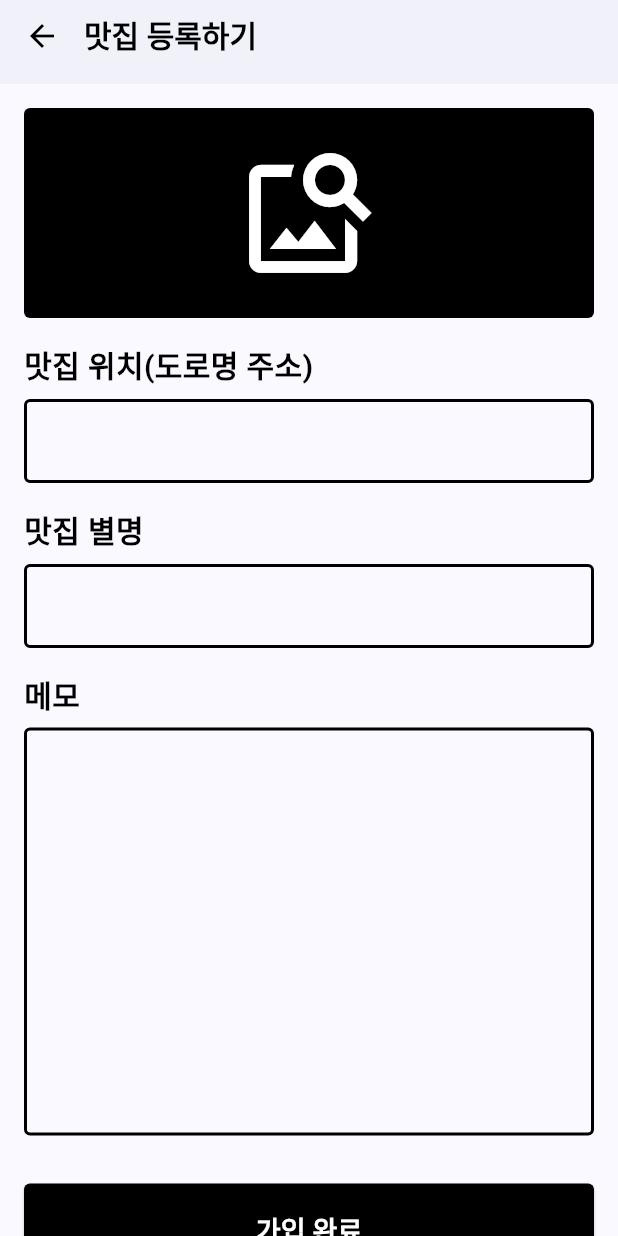
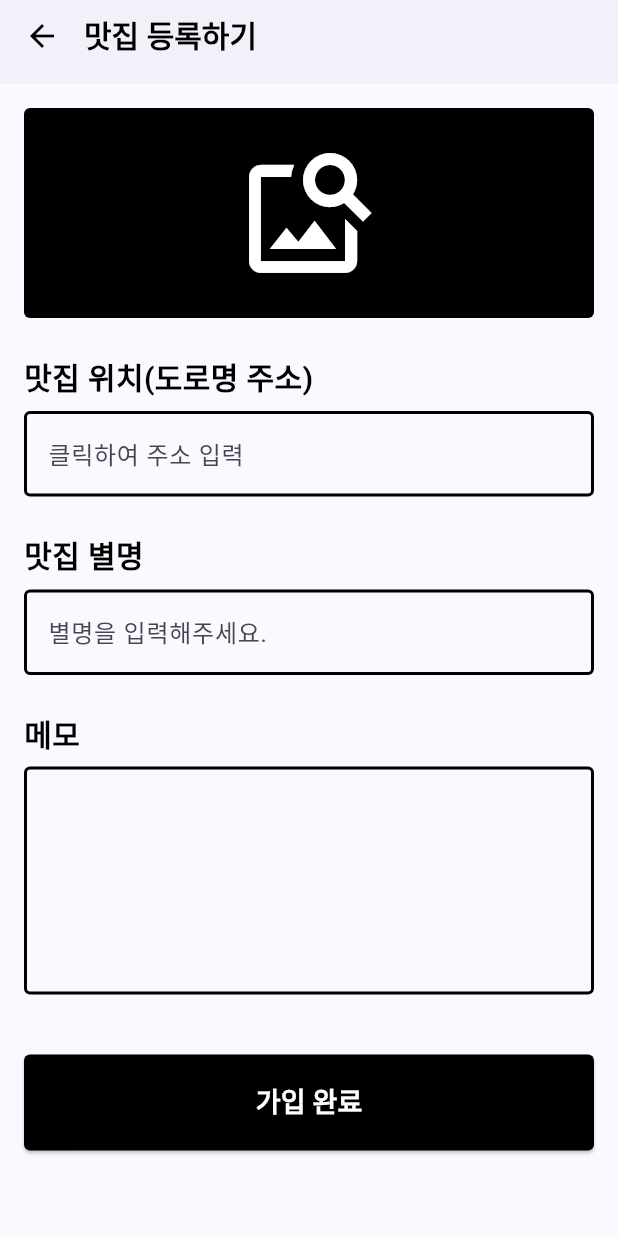
Before and after one commit to rara-record/map_app_flutter, a Flutter app: the EditScreen screen opened by its route, on a phone screen of 412 x 824 dp. Run offline on Flutter 3.47's test engine with Material 3 defaults, Android fonts, the phone set to English and light mode, and no system bars; our stand-ins replace geolocator, image_picker, supabase_flutter; missing offline and left inert: daum_postcode_search, flutter_inappwebview, flutter_naver_map; accounts and stored records are empty.

```diff
--- a/lib/screen/edit_screen.dart
+++ b/lib/screen/edit_screen.dart
@@ -9,6 +9,7 @@ import 'package:map_app/widget/text.dart';
 import 'package:map_app/widget/text_fields.dart';
 import 'package:supabase_flutter/supabase_flutter.dart';
 import 'package:map_app/model/users.dart';
+import 'package:daum_postcode_search/data_model.dart';
 
 class EditScreen extends StatefulWidget {
   const EditScreen({super.key});
@@ -21,9 +22,12 @@ class _EditScreenState extends State<EditScreen> {
   final formKey = GlobalKey<FormState>();
   final supabase = Supabase.instance.client;
   File? storeImage; // 갤러리에서 새로 선택한 맛집정보 이미지
-  final TextEditingController _addressController = TextEditingController();
-  final TextEditingController _nicknameController = TextEditingController();
-  final TextEditingController _memoController = TextEditingController();
+  DataModel? dataModel; // 주소 검색 결과값을 담는 변수
+  final TextEditingController _storeController = TextEditingController(); // 주소
+  final TextEditingController _storeNameController =
+      TextEditingController(); // 별명
+  final TextEditingController _storeMemoController =
+      TextEditingController(); // 메모
 
   @override
   Widget build(BuildContext context) {
@@ -40,46 +44,58 @@ class _EditScreenState extends State<EditScreen> {
             child: Column(
               crossAxisAlignment: CrossAxisAlignment.start,
               children: [
-                // 프로필 사진
+                // 맛집 사진
                 GestureDetector(
                     child: _buildStoreImg(),
-                    // 프로필 이미지 변경 및 삭체 팝업 띄우기
+                    // 맛집 이미지 변경 및 삭체 팝업 띄우기
                     onTap: () {
                       showBottomSheetAboutStoreImg();
                     }),
 
-                const SizedBox(height: 16),
+                const SizedBox(height: 24),
 
                 // 맛집 위치
                 const SectionText(
                     text: '맛집 위치(도로명 주소)', textColor: Colors.black),
                 const SizedBox(height: 8),
                 TextFormFieldCustom(
-                  hintText: '',
+                  hintText: '클릭하여 주소 입력',
                   isPasswordField: false,
-                  isReadOnly: false,
-                  keyboardType: TextInputType.text,
+                  isReadOnly: true,
+                  keyboardType: TextInputType.streetAddress,
                   textInputAction: TextInputAction.next,
-                  validator: (value) => inputNameValidator(value),
-                  controller: _addressController,
+                  validator: (value) => inputStoreValidator(value),
+                  controller: _storeController,
+                  onTap: () async {
+                    // 주소 검색 웹뷰 화면으로 이동
+                    var result =
+                        await Navigator.pushNamed(context, '/search_address');
+                    if (result != null) {
+                      setState(() {
+                        dataModel = result as DataModel;
+                        _storeController.text =
+                            dataModel?.roadAddress ?? '맛집 주소를 선택 해주세요';
+                      });
+                    }
+                  },
                 ),
 
-                const SizedBox(height: 16),
+                const SizedBox(height: 24),
 
                 // 맛집 별명
                 const SectionText(text: '맛집 별명', textColor: Colors.black),
                 const SizedBox(height: 8),
                 TextFormFieldCustom(
-                  hintText: '',
+                  hintText: '별명을 입력해주세요.',
                   isPasswordField: false,
                   isReadOnly: false,
-                  keyboardType: TextInputType.text,
+                  keyboardType: TextInputType.name,
                   textInputAction: TextInputAction.next,
                   validator: (value) => inputNameValidator(value),
-                  controller: _nicknameController,
+                  controller: _storeNameController,
                 ),
 
-                const SizedBox(height: 16),
+                const SizedBox(height: 24),
 
                 // 메모
                 const SectionText(text: '메모', textColor: Colors.black),
@@ -88,14 +104,14 @@ class _EditScreenState extends State<EditScreen> {
                   hintText: '',
                   isPasswordField: false,
                   isReadOnly: false,
-                  maxLines: 10,
-                  keyboardType: TextInputType.emailAddress,
+                  maxLines: 5,
+                  keyboardType: TextInputType.text,
                   textInputAction: TextInputAction.next,
-                  validator: (value) => inputNameValidator(value),
-                  controller: _memoController,
+                  validator: (value) => inputMemoValidator(value),
+                  controller: _storeMemoController,
                 ),
 
-                const SizedBox(height: 16),
+                const SizedBox(height: 24),
 
                 // 맛집 등록 완료 버튼
                 Container(
@@ -107,27 +123,15 @@ class _EditScreenState extends State<EditScreen> {
                     backgroundColor: Colors.black,
                     textColor: Colors.white,
                     onPressed: () async {
-                      // String emailValue = _emailController.text;
-                      // String passwordValue = _passwordController.text;
+                      // 유효성 검사 체크
+                      if (!formKey.currentState!.validate()) {
+                        return;
+                      }
 
-                      // // 유효성 검사 체크
-                      // if (!formKey.currentState!.validate()) {
-                      //   return;
-                      // }
-
-                      // // supabase 계정 등록
-                      // bool isRegisterSuccess =
-                      //     await registerAccount(emailValue, passwordValue);
+                      // supabase db에 insert
+                      bool isEditSuccess = await editFoodStore();
 
                       // if (!context.mounted) return;
-
-                      // if (!isRegisterSuccess) {
-                      //   showSnackBar(context, '회원가입에 실패했습니다.');
-                      //   return;
-                      // }
-
-                      // showSnackBar(context, '회원가입에 성공하였습니다.');
-                      // Navigator.pop(context);
                     },
                   ),
                 )
@@ -202,13 +206,13 @@ class _EditScreenState extends State<EditScreen> {
                       fontSize: 18,
                     )),
               ),
-              // 프로필 사진 삭제
+              // 맛집 사진 삭제
               TextButton(
                 onPressed: () {
                   Navigator.pop(context);
                   deleteProfileImage();
                 },
-                child: const Text('프로필 사진 삭제',
+                child: const Text('맛집 사진 삭제',
                     style: TextStyle(
                       color: Colors.black,
                       fontSize: 18,
@@ -248,16 +252,32 @@ class _EditScreenState extends State<EditScreen> {
   }
 
   void deleteProfileImage() {
-    // 프로필 사진 삭제
+    // 맛집 사진 삭제
     setState(() {
       storeImage = null;
     });
   }
 
+  inputStoreValidator(value) {
+    // 맛집 주소 검증
+    if (value.isEmpty) {
+      return '주소를 입력해주세요.';
+    }
+    return null;
+  }
+
   inputNameValidator(value) {
-    // 닉네임 필드 검증 함수
+    // 맛집 별명 검증
     if (value.isEmpty) {
-      return '닉네임을 입력해주세요';
+      return '별명을 입력해주세요.';
+    }
+    return null;
+  }
+
+  inputMemoValidator(value) {
+    // 맛집 메모 검증
+    if (value.isEmpty) {
+      return '메모를 입력해주세요.';
     }
     return null;
   }
@@ -270,74 +290,30 @@ class _EditScreenState extends State<EditScreen> {
     return null;
   }
 
-  inputPasswordValidator(value) {
-    // 비밀번호 필드 검증 함수
-    if (value.isEmpty) {
-      return '비밀번호를 입력해주세요';
+  Future<bool> editFoodStore() async {
+    DateTime nowTime = DateTime.now();
+
+    // 1. 이미지 업로드
+    String? imageUrl;
+
+    if (storeImage != null) {
+      final imgFile = storeImage;
+
+      // 이미지 파일 업로드
+      await supabase.storage.from('food_pick').upload(
+            'stores/$nowTime.jpg',
+            imgFile!,
+            fileOptions: const FileOptions(cacheControl: '3600', upsert: true),
+          );
+
+      // 업로드 된 파일의 이미지 url 주소를 취득
+      imageUrl = supabase.storage
+          .from('food_pick')
+          .getPublicUrl('profiles/$nowTime.jpg');
     }
-    return null;
+
+    // 2. 네이버 클라우드 플랫폼에서 지원하는 geocoding api을 활용하여 주소 -> 위도, 경도 변환
+
+    return true;
   }
-
-  inputPasswordReValidator(value) {
-    // 비밀번호 필드 재검증 함수
-    if (value.isEmpty) {
-      return '비밀번호를 입력해주세요';
-    }
-    return null;
-  }
-
-  inputIntroduceValidator(value) {
-    // 자기소개 필드 검증 함수
-    if (value.isEmpty) {
-      return '자기소개를 입력해주세요';
-    }
-    return null;
-  }
-
-  // Future<bool> registerAccount(String emailValue, String passwordValue) async {
-  //   // 이메일 회원가입 시도
-  //   bool isRegisterSuccess = false;
-  //   final AuthResponse response =
-  //       await supabase.auth.signUp(email: emailValue, password: passwordValue);
-
-  //   if (response.user != null) {
-  //     // 회원가입 정상 처리
-  //     isRegisterSuccess = true;
-
-  //     // 1. 프로필 사진 등록했다면 업로드 처리
-  //     DateTime nowTime = DateTime.now();
-  //     String? imageUrl;
-  //     if (storeImage  != null) {
-  //       final imgFile = storeImage;
-
-  //       // 이미지 파일 업로드
-  //       await supabase.storage.from('food_pick').upload(
-  //             'profiles/${response.user!.id}_$nowTime.jpg',
-  //             imgFile!,
-  //             fileOptions:
-  //                 const FileOptions(cacheControl: '3600', upsert: true),
-  //           );
-
-  //       // 업로드 된 파일의 이미지 url 주소를 취득
-  //       imageUrl = supabase.storage
-  //           .from('food_pick')
-  //           .getPublicUrl('profiles/${response.user!.id}_$nowTime.jpg');
-  //     }
-
-  //     // 2. supabase db에 insert
-  //     await supabase.from('user').insert(
-  //           UserModel(
-  //                   profileUrl: imageUrl,
-  //                   name: _nameController.text,
-  //                   email: emailValue,
-  //                   introduce: _introduceController.text,
-  //                   uid: response.user!.id)
-  //               .toMap(),
-  //         );
-  //   } else {
-  //     isRegisterSuccess = false;
-  //   }
-
-  //   return isRegisterSuccess;
-  // }
 }
```
